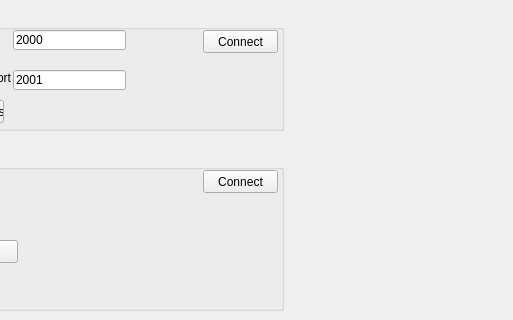
Qt form VectoeFDX_UI.ui (YEZZESDXHN/VectorFDX) before a commit; both pictures show x 287 to 800 and y 0 to 320 of the 800 by 600 pixel window.
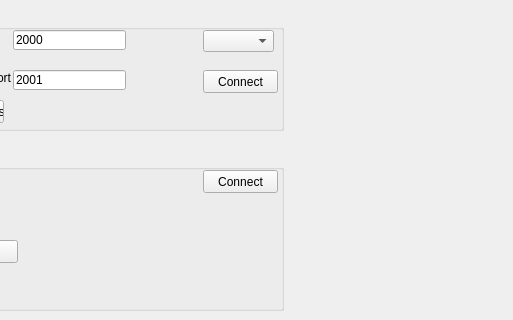
The same form after that commit.

```diff
--- a/VectoeFDX_UI.ui
+++ b/VectoeFDX_UI.ui
@@ -40,7 +40,7 @@
      <property name="geometry">
       <rect>
        <x>480</x>
-       <y>20</y>
+       <y>60</y>
        <width>75</width>
        <height>23</height>
       </rect>
@@ -192,6 +192,16 @@
       <string>StopCANoe</string>
      </property>
     </widget>
+    <widget class="QComboBox" name="comboBox_TCPORUDP">
+     <property name="geometry">
+      <rect>
+       <x>480</x>
+       <y>20</y>
+       <width>71</width>
+       <height>22</height>
+      </rect>
+     </property>
+    </widget>
    </widget>
    <widget class="QGroupBox" name="groupBox_2">
     <property name="geometry">
```
Left out of the diff: 2 changed lines with no effect on the pictures.
